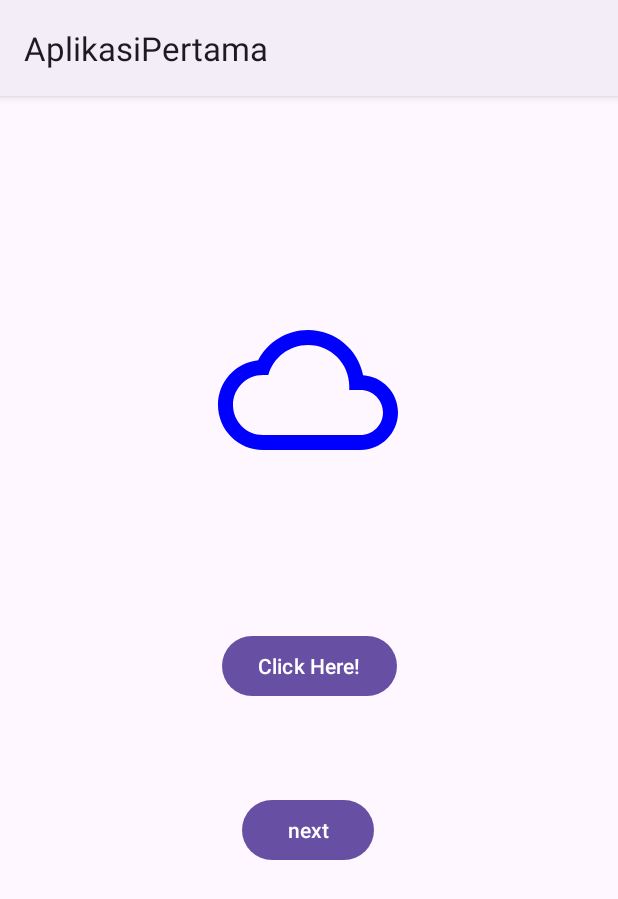
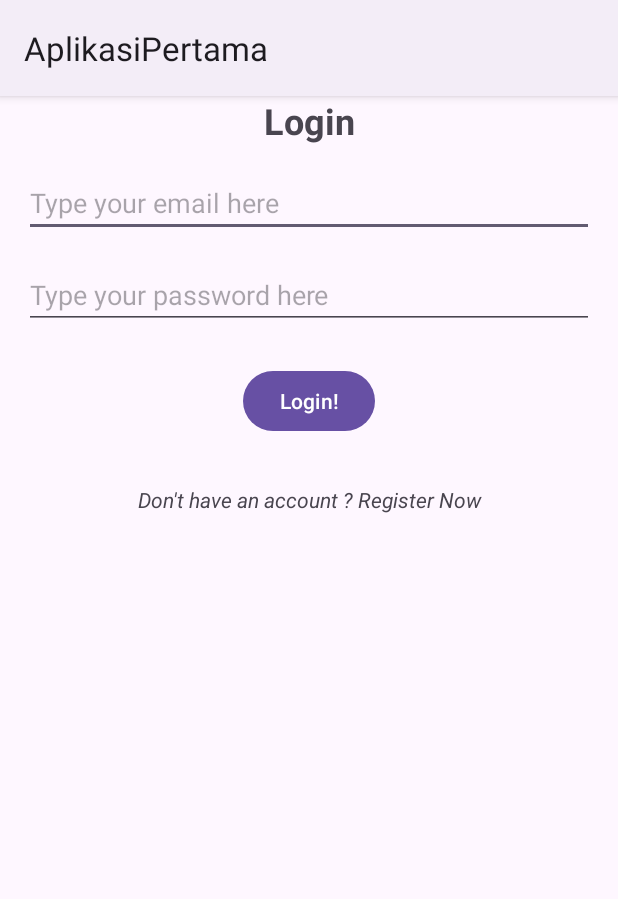
Before and after one commit to josephines1/aplikasipertama, an Android app: the screen it shows after launch (MainActivity before the commit, LoginActivity after it), on a phone screen of 412 x 824 dp. Shown: the top 899 px of the screen. Run offline under Robolectric (Android 15) with nearby library versions, the phone set to English and light mode, and no system bars; our stand-ins replace Firebase (no records; nobody signed in at launch, a user with empty details on screens opened directly), Room's generated code; pictures from the network do not load.

Commit message:
Implement firebase authentication (register and login)

```diff
--- a/app/build.gradle.kts
+++ b/app/build.gradle.kts
@@ -48,6 +48,7 @@ dependencies {
     implementation(libs.androidx.lifecycle.livedata.ktx)
     implementation(libs.androidx.lifecycle.viewmodel.ktx)
     implementation(libs.firebase.firestore)
+    implementation(libs.firebase.auth)
     testImplementation(libs.junit)
     androidTestImplementation(libs.androidx.junit)
     androidTestImplementation(libs.androidx.espresso.core)
--- a/app/src/main/AndroidManifest.xml
+++ b/app/src/main/AndroidManifest.xml
@@ -15,6 +15,12 @@
         android:supportsRtl="true"
         android:theme="@style/Theme.AplikasiPertama"
         tools:targetApi="31">
+        <activity
+            android:name=".LoginActivity"
+            android:exported="false" />
+        <activity
+            android:name=".RegisterActivity"
+            android:exported="false" />
         <activity
             android:name=".UpdateActivity"
             android:exported="false" />
--- /dev/null
+++ b/app/src/main/java/com/example/aplikasipertama/LoginActivity.kt
@@ -0,0 +1,78 @@
+package com.example.aplikasipertama
+
+import android.content.Intent
+import android.os.Bundle
+import android.util.Log
+import android.util.Patterns
+import android.widget.Button
+import android.widget.EditText
+import android.widget.TextView
+import android.widget.Toast
+import androidx.activity.enableEdgeToEdge
+import androidx.appcompat.app.AppCompatActivity
+import androidx.core.view.ViewCompat
+import androidx.core.view.WindowInsetsCompat
+import com.google.firebase.Firebase
+import com.google.firebase.auth.FirebaseAuth
+import com.google.firebase.auth.auth
+
+class LoginActivity : AppCompatActivity() {
+
+    private lateinit var auth: FirebaseAuth
+
+    override fun onCreate(savedInstanceState: Bundle?) {
+        super.onCreate(savedInstanceState)
+//        enableEdgeToEdge()
+        setContentView(R.layout.activity_login)
+//        ViewCompat.setOnApplyWindowInsetsListener(findViewById(R.id.main)) { v, insets ->
+//            val systemBars = insets.getInsets(WindowInsetsCompat.Type.systemBars())
+//            v.setPadding(systemBars.left, systemBars.top, systemBars.right, systemBars.bottom)
+//            insets
+//        }
+
+        val message = intent.getStringExtra("message")
+        if (!message.isNullOrEmpty()) {
+            Toast.makeText(this, message, Toast.LENGTH_SHORT).show()
+        }
+
+        auth = Firebase.auth
+
+        val edEmail = findViewById<EditText>(R.id.ed_login_email)
+        val edPassword = findViewById<EditText>(R.id.ed_login_password)
+        val btnLogin = findViewById<Button>(R.id.btn_login)
+
+        btnLogin.setOnClickListener{
+            val email = edEmail.text.toString()
+            if (email.isEmpty() && !Patterns.EMAIL_ADDRESS.matcher(email).matches()) {
+                Toast.makeText(this, "Email tidak sesuai", Toast.LENGTH_SHORT).show()
+                return@setOnClickListener
+            }
+
+            val password = edPassword.text.toString()
+            if (password.isEmpty() && password.length < 8) {
+                Toast.makeText(this, "Password tidak sesuai", Toast.LENGTH_SHORT).show()
+                return@setOnClickListener
+            }
+
+            auth.signInWithEmailAndPassword(email, password)
+                .addOnCompleteListener {
+                    if (it.isSuccessful) {
+                        val user = auth.currentUser
+                        Log.d("signin", user?.email.toString())
+                        val intent = Intent(this, MainActivity::class.java)
+                        intent.putExtra("EMAIL", user?.email.toString())
+                        startActivity(intent)
+                    } else {
+                        Toast.makeText(this, it.exception.toString(), Toast.LENGTH_SHORT).show()
+                    }
+                }
+        }
+
+        val btnToRegister = findViewById<TextView>(R.id.btn_to_register)
+
+        btnToRegister.setOnClickListener{
+            val intent = Intent(this, RegisterActivity::class.java)
+            startActivity(intent)
+        }
+    }
+}
--- a/app/src/main/java/com/example/aplikasipertama/MainActivity.kt
+++ b/app/src/main/java/com/example/aplikasipertama/MainActivity.kt
@@ -5,13 +5,31 @@ import android.os.Bundle
 import android.widget.Button
 import android.widget.ImageView
 import android.widget.TextView
+import android.widget.Toast
 import androidx.activity.enableEdgeToEdge
 import androidx.appcompat.app.AppCompatActivity
 import androidx.core.view.ViewCompat
 import androidx.core.view.WindowInsetsCompat
 import com.bumptech.glide.Glide
+import com.google.firebase.Firebase
+import com.google.firebase.auth.FirebaseAuth
+import com.google.firebase.auth.auth
 
 class MainActivity : AppCompatActivity() {
+
+    private lateinit var auth: FirebaseAuth
+
+    override fun onStart() {
+        super.onStart()
+
+        auth = Firebase.auth
+        val currentUser = auth.currentUser
+        if (currentUser == null) {
+            val intent = Intent(this, LoginActivity::class.java)
+            startActivity(intent)
+        }
+    }
+
     override fun onCreate(savedInstanceState: Bundle?) {
         super.onCreate(savedInstanceState)
         enableEdgeToEdge()
@@ -22,16 +40,21 @@ class MainActivity : AppCompatActivity() {
             insets
         }
 
+        val email = intent.getStringExtra("EMAIL")
+        if (!email.isNullOrEmpty()) {
+            Toast.makeText(this, "Welcome, $email", Toast.LENGTH_SHORT).show()
+        }
+
         val textView = findViewById<TextView>(R.id.tv_hello)
         val button = findViewById<Button>(R.id.btn_tombol)
         val imageView = findViewById<ImageView>(R.id.iv_avatar)
         val buttonNext = findViewById<Button>(R.id.btn_nextPage)
 
-//        Harus pakai Internet Device Hp nya
-//        Glide.with(this@MainActivity)
-//            .load("https://upload.wikimedia.org/wikipedia/commons/3/37/Lambang_UNJ_dan_moto.png")
-//            .centerCrop()
-//            .into(imageView)
+        // Harus pakai Internet Device Hp nya
+        Glide.with(this@MainActivity)
+            .load("https://upload.wikimedia.org/wikipedia/commons/3/37/Lambang_UNJ_dan_moto.png")
+            .centerCrop()
+            .into(imageView)
 
         button.setOnClickListener {
             textView.text = "Hello World"
--- /dev/null
+++ b/app/src/main/res/layout/activity_login.xml
@@ -0,0 +1,69 @@
+<?xml version="1.0" encoding="utf-8"?>
+<androidx.constraintlayout.widget.ConstraintLayout xmlns:android="http://schemas.android.com/apk/res/android"
+    xmlns:app="http://schemas.android.com/apk/res-auto"
+    xmlns:tools="http://schemas.android.com/tools"
+    android:id="@+id/main"
+    android:layout_width="match_parent"
+    android:layout_height="match_parent"
+    tools:context=".LoginActivity">
+
+    <TextView
+        android:id="@+id/ed_login_title"
+        android:layout_width="wrap_content"
+        android:layout_height="wrap_content"
+        android:text="Login"
+        android:textSize="24sp"
+        android:textStyle="bold"
+        app:layout_constraintBottom_toTopOf="@id/ed_login_email"
+        app:layout_constraintEnd_toEndOf="parent"
+        app:layout_constraintStart_toStartOf="parent"
+        app:layout_constraintTop_toTopOf="parent" />
+
+    <com.google.android.material.textfield.TextInputEditText
+        android:id="@+id/ed_login_email"
+        android:layout_width="match_parent"
+        android:layout_height="wrap_content"
+        android:layout_margin="16dp"
+        android:layout_marginStart="32dp"
+        android:hint="Type your email here"
+        app:layout_constraintEnd_toEndOf="parent"
+        app:layout_constraintStart_toStartOf="parent"
+        app:layout_constraintTop_toBottomOf="@+id/ed_login_title" />
+
+    <EditText
+        android:id="@+id/ed_login_password"
+        android:layout_width="0dp"
+        android:layout_height="wrap_content"
+        android:layout_margin="16dp"
+        android:layout_marginTop="76dp"
+        android:ems="10"
+        android:hint="Type your password here"
+        android:inputType="textPassword"
+        app:layout_constraintEnd_toEndOf="parent"
+        app:layout_constraintHorizontal_bias="1.0"
+        app:layout_constraintStart_toStartOf="parent"
+        app:layout_constraintTop_toBottomOf="@+id/ed_login_email" />
+
+    <Button
+        android:id="@+id/btn_login"
+        android:layout_width="wrap_content"
+        android:layout_height="wrap_content"
+        android:layout_margin="24dp"
+        android:text="Login!"
+        app:layout_constraintEnd_toEndOf="parent"
+        app:layout_constraintStart_toStartOf="parent"
+        app:layout_constraintTop_toBottomOf="@+id/ed_login_password" />
+
+    <TextView
+        android:id="@+id/btn_to_register"
+        android:layout_width="match_parent"
+        android:layout_height="wrap_content"
+        android:text="Don't have an account ? Register Now"
+        app:layout_constraintEnd_toEndOf="parent"
+        app:layout_constraintStart_toStartOf="parent"
+        app:layout_constraintTop_toBottomOf="@+id/btn_login"
+        android:textAlignment="center"
+        android:layout_marginTop="32dp"
+        android:textStyle="italic"/>
+
+</androidx.constraintlayout.widget.ConstraintLayout>
--- a/app/src/main/res/layout/activity_main.xml
+++ b/app/src/main/res/layout/activity_main.xml
@@ -34,7 +34,7 @@
         android:id="@+id/btn_tombol"
         android:layout_width="wrap_content"
         android:layout_height="wrap_content"
-        android:text="Click Here!"
+        android:text="See Hello World!"
         app:layout_constraintBottom_toBottomOf="parent"
         app:layout_constraintEnd_toEndOf="parent"
         app:layout_constraintStart_toStartOf="parent"
@@ -44,7 +44,7 @@
         android:id="@+id/btn_nextPage"
         android:layout_width="wrap_content"
         android:layout_height="wrap_content"
-        android:text="next"
+        android:text="See List of Students"
         app:layout_constraintBottom_toBottomOf="parent"
         app:layout_constraintEnd_toEndOf="parent"
         app:layout_constraintHorizontal_bias="0.498"
--- a/gradle/libs.versions.toml
+++ b/gradle/libs.versions.toml
@@ -18,6 +18,7 @@ koin-bom = "3.5.3"
 room = "2.6.1"
 googleServices = "4.4.1"
 firebaseFirestore = "24.11.1"
+firebaseAuth = "22.3.1"
 
 [libraries]
 androidx-core-ktx = { group = "androidx.core", name = "core-ktx", version.ref = "coreKtx" }
@@ -46,6 +47,7 @@ room-ktx = { module = "androidx.room:room-ktx", version = "room" }
 # firestore
 google-services = { group = "com.google.gms", name = "google-services", version.ref = "googleServices" }
 firebase-firestore = { group = "com.google.firebase", name = "firebase-firestore", version.ref = "firebaseFirestore" }
+firebase-auth = { group = "com.google.firebase", name = "firebase-auth", version.ref = "firebaseAuth" }
 
 [plugins]
 androidApplication = { id = "com.android.application", version.ref = "agp" }
```
Also changed, not shown: app/src/main/java/com/example/aplikasipertama/RegisterActivity.kt (added, +75 -0 lines), app/src/main/res/layout/activity_register.xml (added, +84 -0 lines).
